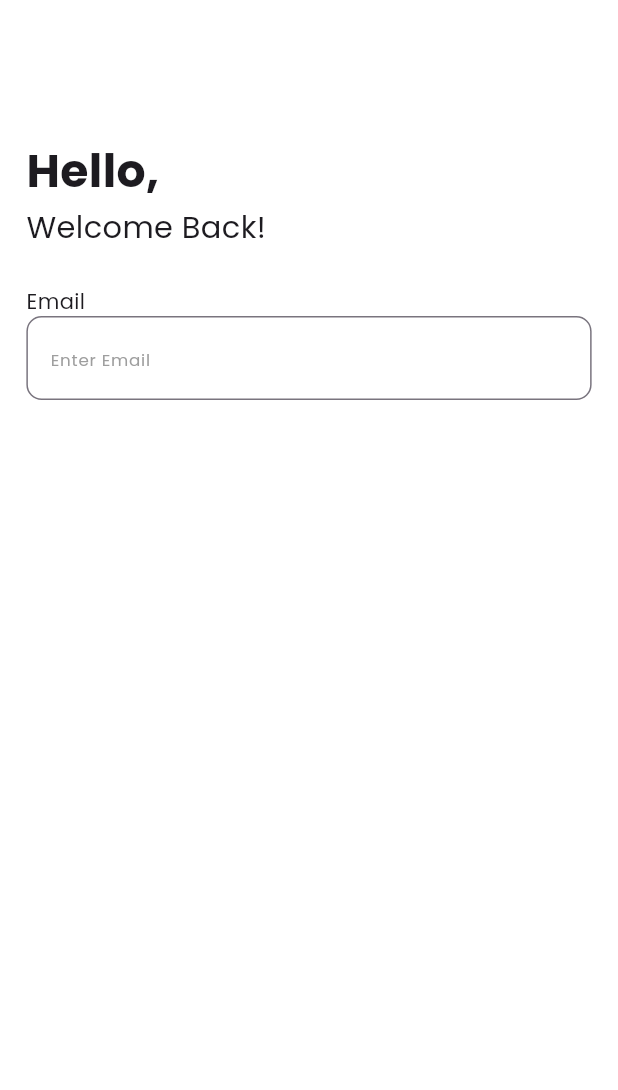
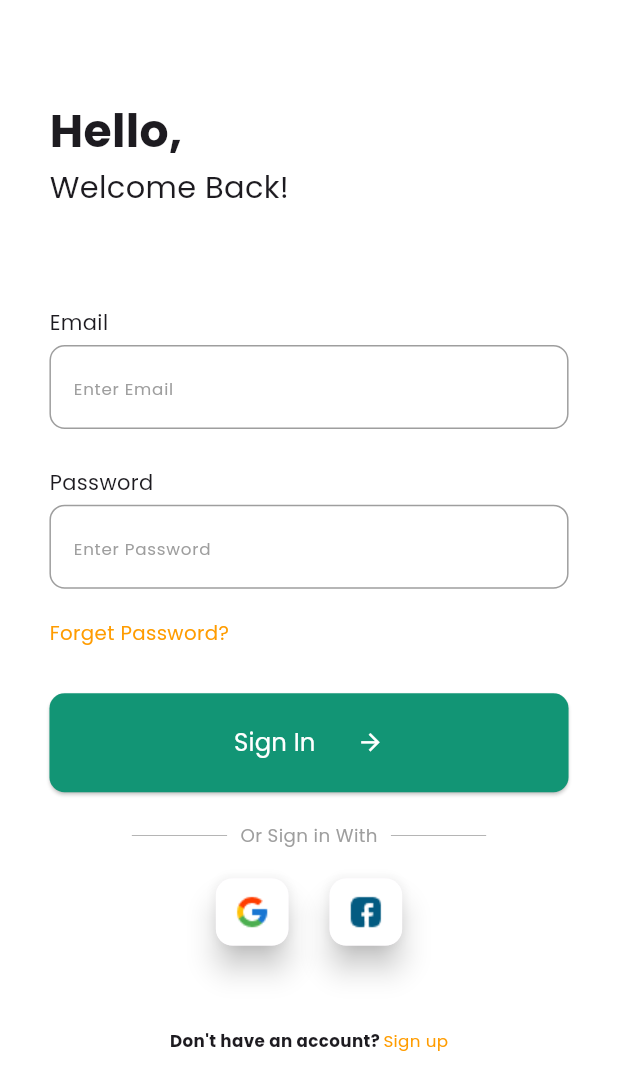
Before and after one commit to MohamedGomaa201/Food_Recipes, a Flutter app: the screen it shows after launch, after a tap on "Start Cooking", on a phone screen of 412 x 824 dp. Shown: the top 1090 px of the screen. Run offline on Flutter 3.47's test engine with Material 3 defaults, Android fonts, the phone set to English and light mode, and no system bars; our stand-ins replace flutter_screenutil.

Commit message:
Finishing signin view and arrange the app files

```diff
--- a/lib/constants.dart
+++ /dev/null
@@ -1,3 +0,0 @@
-import 'package:flutter/widgets.dart';
-
-final mainColor = Color.fromRGBO(18, 149, 117, 1);
--- /dev/null
+++ b/lib/core/constants/app_images.dart
@@ -0,0 +1,6 @@
+class AppImages {
+  static const splashLogo = "assets/icons/splash_logo.png";
+  static const splashBackground = "assets/images/splash_background.png";
+  static const facebookIcon = "assets/icons/facebook_icon.png";
+  static const googleIcon = "assets/icons/google_icon.png";
+}
--- /dev/null
+++ b/lib/core/shared widgets/custom_app_button.dart
@@ -0,0 +1,39 @@
+import 'package:flutter/material.dart';
+import 'package:flutter_screenutil/flutter_screenutil.dart';
+import 'package:food_recipes/core/themes/app_colors.dart';
+
+class CustomAppButton extends StatelessWidget {
+  final Function() onPressed;
+  final String text;
+  final int height;
+  const CustomAppButton({
+    super.key,
+    required this.text,
+    required this.onPressed,
+    required this.height,
+  });
+
+  @override
+  Widget build(BuildContext context) {
+    return SizedBox(
+      height: height.h,
+      child: ElevatedButton(
+        style: ButtonStyle(
+          shape: WidgetStateProperty.all(
+            RoundedRectangleBorder(borderRadius: BorderRadius.circular(10.sp)),
+          ),
+          backgroundColor: WidgetStatePropertyAll(AppColors.mainColor),
+        ),
+        onPressed: onPressed,
+        child: Row(
+          mainAxisAlignment: MainAxisAlignment.center,
+          children: [
+            Text(text, style: TextStyle(color: Colors.white, fontSize: 16.sp)),
+            SizedBox(width: 25.w),
+            Icon(Icons.arrow_forward, color: Colors.white, size: 18.sp),
+          ],
+        ),
+      ),
+    );
+  }
+}
--- /dev/null
+++ b/lib/core/themes/app_colors.dart
@@ -0,0 +1,5 @@
+import 'package:flutter/material.dart';
+
+class AppColors {
+  static const mainColor = Color.fromRGBO(18, 149, 117, 1);
+}
--- /dev/null
+++ b/lib/core/themes/styles.dart
@@ -0,0 +1,19 @@
+import 'package:flutter/material.dart';
+import 'package:flutter_screenutil/flutter_screenutil.dart';
+
+abstract class Styles {
+  static TextStyle textStyle18 = TextStyle(
+    color: Colors.white,
+    fontSize: 18.sp,
+  );
+
+  static TextStyle textStyleGrey12 = TextStyle(
+    color: Colors.grey,
+    fontSize: 12.sp,
+  );
+
+  static TextStyle textStyleSecColor13 = TextStyle(
+    color: Color.fromRGBO(255, 156, 0, 1),
+    fontSize: 13.sp,
+  );
+}
--- /dev/null
+++ b/lib/features/auth/presentation/view/signin_view.dart
@@ -0,0 +1,11 @@
+import 'package:flutter/material.dart';
+import 'package:food_recipes/features/auth/presentation/view/widgets/signin_body.dart';
+
+class SigninView extends StatelessWidget {
+  const SigninView({super.key});
+
+  @override
+  Widget build(BuildContext context) {
+    return Scaffold(body: SigninBody());
+  }
+}
--- /dev/null
+++ b/lib/features/auth/presentation/view/widgets/custom_text_field.dart
@@ -0,0 +1,43 @@
+import 'package:flutter/material.dart';
+import 'package:flutter_screenutil/flutter_screenutil.dart';
+import 'package:food_recipes/core/themes/app_colors.dart';
+
+class CustomTextField extends StatelessWidget {
+  final String aboveHint;
+  final String hintText;
+  const CustomTextField({
+    super.key,
+    required this.aboveHint,
+    required this.hintText,
+  });
+
+  @override
+  Widget build(BuildContext context) {
+    return Column(
+      crossAxisAlignment: CrossAxisAlignment.start,
+      children: [
+        Text(aboveHint),
+        SizedBox(height: 5.h),
+        TextField(
+          cursorColor: AppColors.mainColor,
+          decoration: InputDecoration(
+            enabledBorder: OutlineInputBorder(
+              borderSide: BorderSide(color: Colors.grey),
+              borderRadius: BorderRadius.circular(10.sp),
+            ),
+            border: OutlineInputBorder(
+              borderRadius: BorderRadius.circular(10.sp),
+              borderSide: BorderSide(color: Colors.grey),
+            ),
+            focusedBorder: OutlineInputBorder(
+              borderRadius: BorderRadius.circular(10.sp),
+              borderSide: BorderSide(color: AppColors.mainColor),
+            ),
+            hintText: hintText,
+            hintStyle: TextStyle(color: Colors.grey, fontSize: 11.sp),
+          ),
+        ),
+      ],
+    );
+  }
+}
--- /dev/null
+++ b/lib/features/auth/presentation/view/widgets/non_clickable_with_clickable_text.dart
@@ -0,0 +1,34 @@
+import 'package:flutter/material.dart';
+import 'package:flutter_screenutil/flutter_screenutil.dart';
+import 'package:food_recipes/core/themes/styles.dart';
+
+class NonClickableWithClickableText extends StatelessWidget {
+  final String nonClickable;
+  final String clickable;
+  const NonClickableWithClickableText({
+    super.key,
+    required this.nonClickable,
+    required this.clickable,
+  });
+
+  @override
+  Widget build(BuildContext context) {
+    return Row(
+      mainAxisAlignment: MainAxisAlignment.center,
+      children: [
+        Text(
+          nonClickable,
+          style: TextStyle(fontSize: 11.sp, fontWeight: FontWeight.w600),
+        ),
+        SizedBox(width: 2.w),
+        GestureDetector(
+          onTap: () {},
+          child: Text(
+            clickable,
+            style: Styles.textStyleSecColor13.copyWith(fontSize: 11.sp),
+          ),
+        ),
+      ],
+    );
+  }
+}
--- /dev/null
+++ b/lib/features/auth/presentation/view/widgets/signin_body.dart
@@ -0,0 +1,57 @@
+import 'package:flutter/material.dart';
+import 'package:flutter_screenutil/flutter_screenutil.dart';
+import 'package:food_recipes/core/constants/app_images.dart';
+import 'package:food_recipes/core/themes/styles.dart';
+import 'package:food_recipes/core/shared%20widgets/custom_app_button.dart';
+import 'package:food_recipes/features/auth/presentation/view/widgets/custom_text_field.dart';
+import 'package:food_recipes/features/auth/presentation/view/widgets/non_clickable_with_clickable_text.dart';
+import 'package:food_recipes/features/auth/presentation/view/widgets/social_media_button.dart';
+import 'package:food_recipes/features/auth/presentation/view/widgets/text_inside_divider.dart';
+
+class SigninBody extends StatelessWidget {
+  const SigninBody({super.key});
+
+  @override
+  Widget build(BuildContext context) {
+    return Padding(
+      padding: EdgeInsets.symmetric(horizontal: 30.w, vertical: 65.h),
+      child: Column(
+        crossAxisAlignment: CrossAxisAlignment.start,
+        children: [
+          Text(
+            "Hello,",
+            style: TextStyle(fontSize: 30.sp, fontWeight: FontWeight.bold),
+          ),
+          Text("Welcome Back!", style: TextStyle(fontSize: 20.sp)),
+          SizedBox(height: 65.h),
+          CustomTextField(aboveHint: "Email", hintText: "Enter Email"),
+          SizedBox(height: 25.h),
+          CustomTextField(aboveHint: "Password", hintText: "Enter Password"),
+          SizedBox(height: 20.h),
+          InkWell(
+            onTap: () {},
+            child: Text("Forget Password?", style: Styles.textStyleSecColor13),
+          ),
+          SizedBox(height: 30.h),
+          CustomAppButton(text: "Sign In", onPressed: () {}, height: 65,),
+          SizedBox(height: 20.h),
+          TextInsideDivider(text: "Or Sign in With"),
+          SizedBox(height: 20.h),
+          Row(
+            mainAxisAlignment: MainAxisAlignment.center,
+            children: [
+              SocialMediaButton(icon: AppImages.googleIcon, onTap: () {}),
+              SizedBox(width: 25.w),
+              SocialMediaButton(icon: AppImages.facebookIcon, onTap: () {}),
+            ],
+          ),
+          SizedBox(height: 55.h),
+          NonClickableWithClickableText(
+            nonClickable: "Don't have an account?",
+            clickable: "Sign up",
+          ),
+        ],
+      ),
+    );
+  }
+}
--- /dev/null
+++ b/lib/features/auth/presentation/view/widgets/social_media_button.dart
@@ -0,0 +1,29 @@
+import 'package:flutter/material.dart';
+import 'package:flutter_screenutil/flutter_screenutil.dart';
+
+class SocialMediaButton extends StatelessWidget {
+  final String icon;
+  final Function() onTap;
+  const SocialMediaButton({super.key, required this.icon, required this.onTap});
+
+  @override
+  Widget build(BuildContext context) {
+    return Material(
+      elevation: 8,
+      borderRadius: BorderRadius.circular(10.w),
+      child: InkWell(
+        borderRadius: BorderRadius.circular(6.w),
+        onTap: () {},
+        child: Container(
+          width: 44.w,
+          height: 44.h,
+          decoration: BoxDecoration(
+            color: Colors.white,
+            borderRadius: BorderRadius.circular(10.w),
+          ),
+          child: Image.asset(icon),
+        ),
+      ),
+    );
+  }
+}
--- /dev/null
+++ b/lib/features/auth/presentation/view/widgets/text_inside_divider.dart
@@ -0,0 +1,26 @@
+import 'package:flutter/material.dart';
+import 'package:flutter_screenutil/flutter_screenutil.dart';
+import 'package:food_recipes/core/themes/styles.dart';
+
+class TextInsideDivider extends StatelessWidget {
+  final String text;
+  const TextInsideDivider({super.key, required this.text});
+
+  @override
+  Widget build(BuildContext context) {
+    return Padding(
+      padding: EdgeInsets.symmetric(horizontal: 50.w),
+      child: Row(
+        mainAxisAlignment: MainAxisAlignment.center,
+        children: [
+          Expanded(child: Divider(color: Colors.grey, thickness: .5.h)),
+          Padding(
+            padding: EdgeInsets.symmetric(horizontal: 8.w),
+            child: Text(text, style: Styles.textStyleGrey12),
+          ),
+          Expanded(child: Divider(color: Colors.grey, thickness: .5.h)),
+        ],
+      ),
+    );
+  }
+}
--- /dev/null
+++ b/lib/features/splash/presentation/view/splash_view.dart
@@ -0,0 +1,11 @@
+import 'package:flutter/material.dart';
+import 'package:food_recipes/features/splash/presentation/view/widgets/splash_body.dart';
+
+class SplashView extends StatelessWidget {
+  const SplashView({super.key});
+
+  @override
+  Widget build(BuildContext context) {
+    return Scaffold(body: SplashBody());
+  }
+}
--- /dev/null
+++ b/lib/features/splash/presentation/view/widgets/splash_body.dart
@@ -0,0 +1,62 @@
+import 'package:flutter/material.dart';
+import 'package:flutter_screenutil/flutter_screenutil.dart';
+import 'package:food_recipes/core/constants/app_images.dart';
+import 'package:food_recipes/core/shared%20widgets/custom_app_button.dart';
+import 'package:food_recipes/core/themes/app_colors.dart';
+import 'package:food_recipes/core/themes/styles.dart';
+import 'package:food_recipes/features/auth/presentation/view/signin_view.dart';
+
+class SplashBody extends StatelessWidget {
+  const SplashBody({super.key});
+
+  @override
+  Widget build(BuildContext context) {
+    return Container(
+      width: double.infinity,
+      height: double.infinity,
+      decoration: BoxDecoration(
+        image: DecorationImage(
+          image: AssetImage(AppImages.splashBackground),
+          fit: BoxFit.cover,
+        ),
+      ),
+      child: Column(
+        children: [
+          SizedBox(height: 100.h),
+          Image.asset(AppImages.splashLogo),
+          SizedBox(height: 15.h),
+          Text("100K+ Premium Recipe ", style: Styles.textStyle18),
+          SizedBox(height: 225.h),
+          Text(
+            "Get\nCooking",
+            style: TextStyle(
+              color: Colors.white,
+              fontSize: 45.sp,
+              fontWeight: FontWeight.bold,
+            ),
+            textAlign: TextAlign.center,
+          ),
+          SizedBox(height: 25.h),
+          Text(
+            "Simple way to find Tasty Recipe",
+            style: Styles.textStyle18.copyWith(fontSize: 15.sp),
+          ),
+          SizedBox(height: 60.h),
+          Padding(
+            padding: EdgeInsets.symmetric(horizontal: 55.w),
+            child: CustomAppButton(
+              text: "Start Cooking",
+              onPressed: () {
+                Navigator.push(
+                  context,
+                  MaterialPageRoute(builder: (context) => SigninView()),
+                );
+              },
+              height: 55,
+            ),
+          ),
+        ],
+      ),
+    );
+  }
+}
--- a/lib/main.dart
+++ b/lib/main.dart
@@ -1,7 +1,7 @@
 import 'package:flutter/material.dart';
 import 'package:flutter_screenutil/flutter_screenutil.dart';
-import 'package:food_recipes/constants.dart';
-import 'package:food_recipes/views/splash_view.dart';
+import 'package:food_recipes/core/themes/app_colors.dart';
+import 'package:food_recipes/features/splash/presentation/view/splash_view.dart';
 
 void main() {
   runApp(const MainApp());
@@ -19,7 +19,7 @@ class MainApp extends StatelessWidget {
         theme: ThemeData(
           fontFamily: "Poppins",
           scaffoldBackgroundColor: Colors.white,
-          primaryColor: mainColor,
+          primaryColor: AppColors.mainColor,
         ),
         home: SplashView(),
       ),
--- a/lib/views/signin_view.dart
+++ /dev/null
@@ -1,42 +0,0 @@
-import 'package:flutter/material.dart';
-import 'package:flutter_screenutil/flutter_screenutil.dart';
-
-class SigninView extends StatelessWidget {
-  const SigninView({super.key});
-
-  @override
-  Widget build(BuildContext context) {
-    return Scaffold(
-      body: Padding(
-        padding: EdgeInsets.symmetric(horizontal: 16.w, vertical: 16.h),
-        child: Column(
-          crossAxisAlignment: CrossAxisAlignment.start,
-          children: [
-            SizedBox(height: 75.h),
-            Text(
-              "Hello,",
-              style: TextStyle(fontSize: 30.sp, fontWeight: FontWeight.bold),
-            ),
-            Text("Welcome Back!", style: TextStyle(fontSize: 20.sp)),
-            SizedBox(height: 25.h),
-            Column(
-              crossAxisAlignment: CrossAxisAlignment.start,
-              children: [
-                Text("Email"),
-                TextField(
-                  decoration: InputDecoration(
-                    border: OutlineInputBorder(
-                      borderRadius: BorderRadius.circular(10.sp),
-                    ),
-                    hintText: "Enter Email",
-                    hintStyle: TextStyle(color: Colors.grey, fontSize: 11.sp),
-                  ),
-                ),
-              ],
-            ),
-          ],
-        ),
-      ),
-    );
-  }
-}
--- a/lib/views/splash_view.dart
+++ /dev/null
@@ -1,82 +0,0 @@
-import 'package:flutter/material.dart';
-import 'package:flutter_screenutil/flutter_screenutil.dart';
-import 'package:food_recipes/constants.dart';
-import 'package:food_recipes/views/signin_view.dart';
-
-class SplashView extends StatelessWidget {
-  const SplashView({super.key});
-
-  @override
-  Widget build(BuildContext context) {
-    return Scaffold(
-      body: Container(
-        width: double.infinity,
-        height: double.infinity,
-        decoration: BoxDecoration(
-          image: DecorationImage(
-            image: AssetImage("assets/images/splash_background.png"),
-            fit: BoxFit.cover,
-          ),
-        ),
-        child: Column(
-          children: [
-            SizedBox(height: 100.h),
-            Image.asset("assets/icons/splash_logo.png"),
-            SizedBox(height: 15.h),
-            Text(
-              "100K+ Premium Recipe ",
-              style: TextStyle(color: Colors.white, fontSize: 18.sp),
-            ),
-            SizedBox(height: 225.h),
-            Text(
-              "Get\nCooking",
-              style: TextStyle(
-                color: Colors.white,
-                fontSize: 45.sp,
-                fontWeight: FontWeight.bold,
-              ),
-              textAlign: TextAlign.center,
-            ),
-            SizedBox(height: 25.h),
-            Text(
-              "Simple way to find Tasty Recipe",
-              style: TextStyle(color: Colors.white, fontSize: 15.sp),
-            ),
-            SizedBox(height: 60.h),
-            SizedBox(
-              width: 245.w,
-              height: 55.h,
-              child: ElevatedButton(
-                style: ButtonStyle(
-                  shape: WidgetStateProperty.all(
-                    RoundedRectangleBorder(
-                      borderRadius: BorderRadius.circular(10.sp),
-                    ),
-                  ),
-                  backgroundColor: WidgetStatePropertyAll(mainColor),
-                ),
-                onPressed: () {
-                  Navigator.push(
-                    context,
-                    MaterialPageRoute(builder: (context) => SigninView()),
-                  );
-                },
-                child: Row(
-                  mainAxisAlignment: MainAxisAlignment.center,
-                  children: [
-                    Text(
-                      "Start Cooking",
-                      style: TextStyle(color: Colors.white, fontSize: 16.sp),
-                    ),
-                    SizedBox(width: 10.w),
-                    Icon(Icons.arrow_forward, color: Colors.white, size: 18.sp),
-                  ],
-                ),
-              ),
-            ),
-          ],
-        ),
-      ),
-    );
-  }
-}
```
Also changed, not shown: assets/icons/facebook_icon.png (added), assets/icons/google_icon.png (added).
